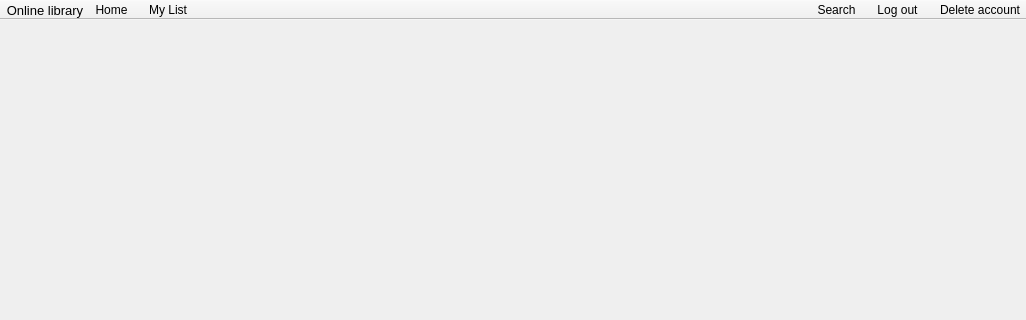
Andrew-Gh21/OnLib, file OnLib/OnLib/MainWindow.ui: the form before one commit; both pictures show x 0 to 1026 and y 0 to 320 of the 1026 by 636 pixel window.
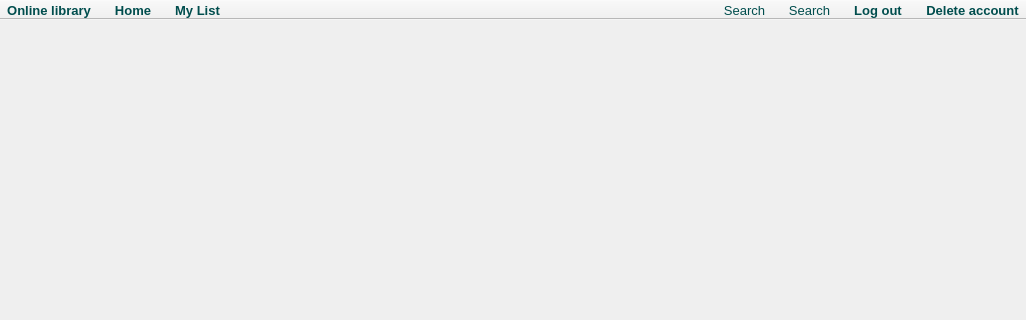
The form after the commit. The open tabs and pages were chosen to show the change. Icons and pictures are not drawn.

Commit message:
Toolbar stylesheet
Changed search button type from toolbar from push button to action and text font and color and scroll bar from scroll areas are not visible now.

The edit to the form file:
```diff
--- a/OnLib/OnLib/MainWindow.ui
+++ b/OnLib/OnLib/MainWindow.ui
@@ -217,7 +217,8 @@
     <enum>Qt::RightToLeft</enum>
    </property>
    <property name="styleSheet">
-    <string notr="true">spacing: 10px;</string>
+    <string notr="true">spacing: 10px;
+color: #004d4d;</string>
    </property>
    <property name="movable">
     <bool>false</bool>
@@ -237,46 +238,17 @@
    <attribute name="toolBarBreak">
     <bool>false</bool>
    </attribute>
-   <addaction name="actionLibraryIcon"/>
-  </widget>
-  <widget class="QToolBar" name="toolBar1">
-   <property name="font">
-    <font>
-     <family>Arial</family>
-     <pointsize>10</pointsize>
-    </font>
-   </property>
-   <property name="windowTitle">
-    <string>toolBar1</string>
-   </property>
-   <property name="layoutDirection">
-    <enum>Qt::LeftToRight</enum>
-   </property>
-   <property name="styleSheet">
-    <string notr="true">spacing: 10px;</string>
-   </property>
-   <property name="movable">
-    <bool>false</bool>
-   </property>
-   <property name="toolButtonStyle">
-    <enum>Qt::ToolButtonIconOnly</enum>
-   </property>
-   <property name="floatable">
-    <bool>true</bool>
-   </property>
-   <attribute name="toolBarArea">
-    <enum>TopToolBarArea</enum>
-   </attribute>
-   <attribute name="toolBarBreak">
-    <bool>false</bool>
-   </attribute>
-   <addaction name="actionHome"/>
    <addaction name="actionMyList"/>
+   <addaction name="actionHome"/>
+   <addaction name="actionLibraryIcon"/>
   </widget>
   <widget class="QToolBar" name="toolBar2">
    <property name="font">
     <font>
+     <family>Arial</family>
      <pointsize>9</pointsize>
+     <weight>75</weight>
+     <bold>true</bold>
     </font>
    </property>
    <property name="windowTitle">
@@ -286,7 +258,8 @@
     <enum>Qt::RightToLeft</enum>
    </property>
    <property name="styleSheet">
-    <string notr="true">spacing: 10px;</string>
+    <string notr="true">spacing: 10px;
+color: #004d4d;</string>
    </property>
    <property name="movable">
     <bool>false</bool>
@@ -303,6 +276,7 @@
    <addaction name="actionDeleteAccount"/>
    <addaction name="actionLogOut"/>
    <addaction name="actionSearchIcon"/>
+   <addaction name="actionSearchButton"/>
   </widget>
   <action name="actionLibraryIcon">
    <property name="enabled">
@@ -322,8 +296,8 @@
     <font>
      <family>Arial</family>
      <pointsize>10</pointsize>
-     <weight>50</weight>
-     <bold>false</bold>
+     <weight>75</weight>
+     <bold>true</bold>
     </font>
    </property>
    <property name="iconVisibleInMenu">
@@ -334,11 +308,27 @@
    <property name="text">
     <string>Log out</string>
    </property>
+   <property name="font">
+    <font>
+     <family>Arial</family>
+     <pointsize>10</pointsize>
+     <weight>75</weight>
+     <bold>true</bold>
+    </font>
+   </property>
   </action>
   <action name="actionDeleteAccount">
    <property name="text">
     <string>Delete account</string>
    </property>
+   <property name="font">
+    <font>
+     <family>Arial</family>
+     <pointsize>10</pointsize>
+     <weight>75</weight>
+     <bold>true</bold>
+    </font>
+   </property>
   </action>
   <action name="actionSearchIcon">
    <property name="icon">
@@ -351,15 +341,48 @@
    <property name="toolTip">
     <string>Search</string>
    </property>
+   <property name="font">
+    <font>
+     <pointsize>10</pointsize>
+    </font>
+   </property>
   </action>
   <action name="actionHome">
    <property name="text">
     <string>Home</string>
    </property>
+   <property name="font">
+    <font>
+     <family>Arial</family>
+     <pointsize>10</pointsize>
+     <weight>75</weight>
+     <bold>true</bold>
+    </font>
+   </property>
   </action>
   <action name="actionMyList">
    <property name="text">
     <string>My List</string>
+   </property>
+   <property name="font">
+    <font>
+     <family>Arial</family>
+     <pointsize>10</pointsize>
+     <weight>75</weight>
+     <bold>true</bold>
+    </font>
+   </property>
+  </action>
+  <action name="actionSearchButton">
+   <property name="text">
+    <string>Search</string>
+   </property>
+   <property name="font">
+    <font>
+     <pointsize>10</pointsize>
+     <weight>50</weight>
+     <bold>false</bold>
+    </font>
    </property>
   </action>
  </widget>
```
Left out of the diff: 33 changed lines with no effect on the pictures. The commit also changes 2 other files.
